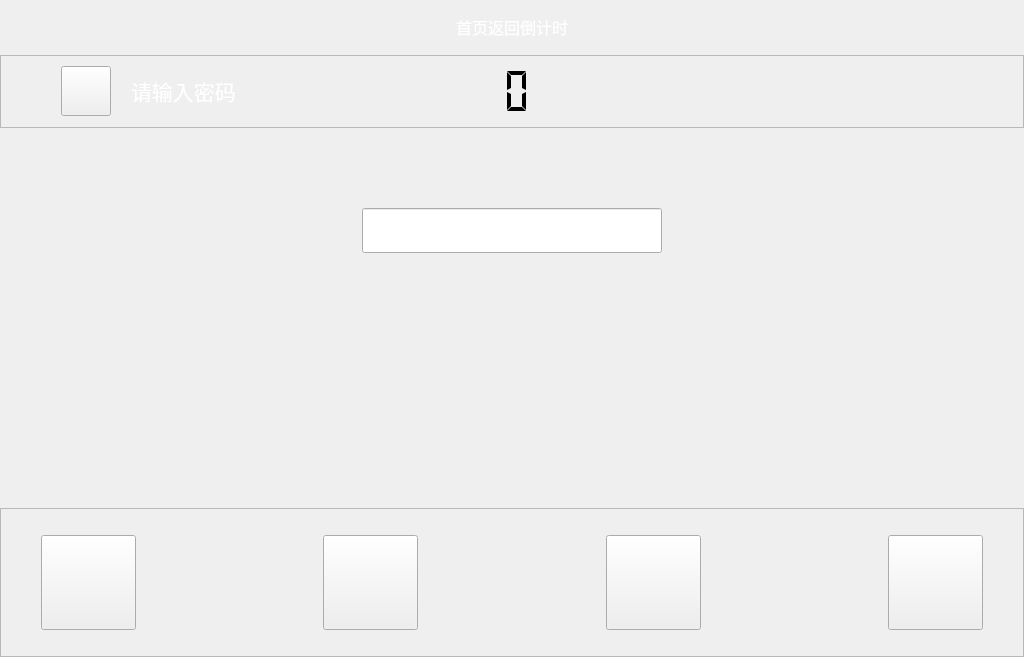
Qt form inputpassword.ui (along-wds/jiaofeiji_ykgl) before a commit.
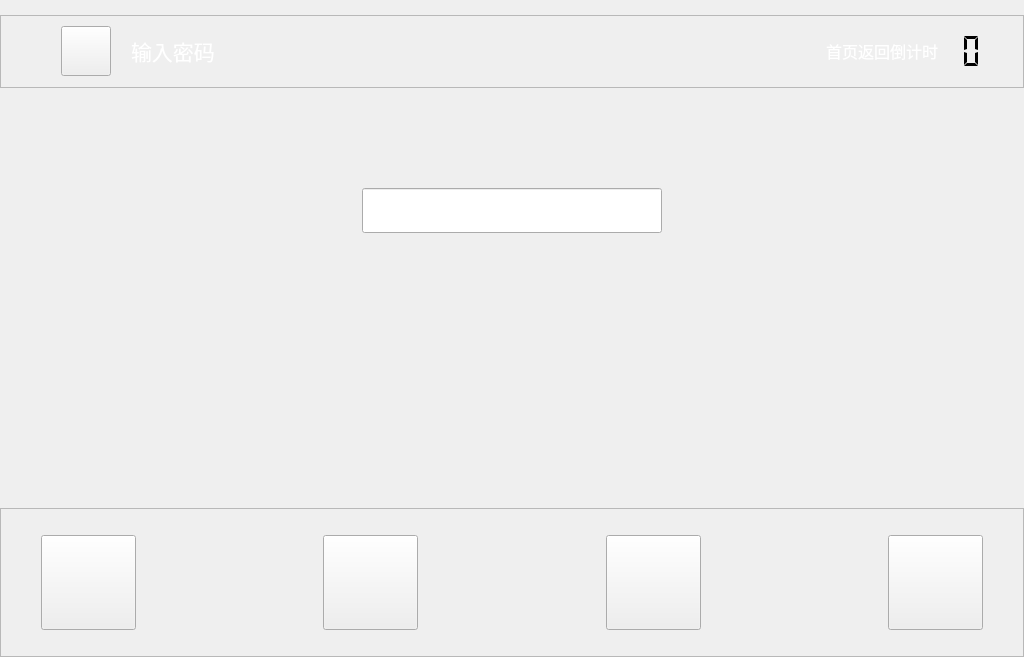
The same form after that commit. Icons and pictures are not drawn.

Patch:
```diff
--- a/inputpassword.ui
+++ b/inputpassword.ui
@@ -13,6 +13,9 @@
   <property name="windowTitle">
    <string>Form</string>
   </property>
+  <property name="styleSheet">
+   <string notr="true"/>
+  </property>
   <layout class="QVBoxLayout" name="verticalLayout">
    <property name="spacing">
     <number>0</number>
@@ -30,82 +33,20 @@
     <number>0</number>
    </property>
    <item>
-    <layout class="QHBoxLayout" name="horizontalLayout_22">
-     <item>
-      <spacer name="horizontalSpacer_18">
-       <property name="orientation">
-        <enum>Qt::Horizontal</enum>
-       </property>
-       <property name="sizeHint" stdset="0">
-        <size>
-         <width>40</width>
-         <height>20</height>
-        </size>
-       </property>
-      </spacer>
-     </item>
-     <item>
-      <spacer name="verticalSpacer_9">
-       <property name="orientation">
-        <enum>Qt::Vertical</enum>
-       </property>
-       <property name="sizeType">
-        <enum>QSizePolicy::Fixed</enum>
-       </property>
-       <property name="sizeHint" stdset="0">
-        <size>
-         <width>20</width>
-         <height>55</height>
-        </size>
-       </property>
-      </spacer>
-     </item>
-     <item>
-      <widget class="QLabel" name="label">
-       <property name="font">
-        <font>
-         <family>微软雅黑</family>
-         <pointsize>12</pointsize>
-        </font>
-       </property>
-       <property name="text">
-        <string>&lt;html&gt;&lt;head/&gt;&lt;body&gt;&lt;p&gt;&lt;span style=&quot; color:#ffffff;&quot;&gt;首页返回倒计时&lt;/span&gt;&lt;/p&gt;&lt;/body&gt;&lt;/html&gt;</string>
-       </property>
-      </widget>
-     </item>
-     <item>
-      <spacer name="verticalSpacer_3">
-       <property name="orientation">
-        <enum>Qt::Vertical</enum>
-       </property>
-       <property name="sizeType">
-        <enum>QSizePolicy::Fixed</enum>
-       </property>
-       <property name="sizeHint" stdset="0">
-        <size>
-         <width>20</width>
-         <height>55</height>
-        </size>
-       </property>
-      </spacer>
-     </item>
-     <item>
-      <spacer name="horizontalSpacer_17">
-       <property name="orientation">
-        <enum>Qt::Horizontal</enum>
-       </property>
-       <property name="sizeType">
-        <enum>QSizePolicy::Expanding</enum>
-       </property>
-       <property name="sizeHint" stdset="0">
-        <size>
-         <width>15</width>
-         <height>20</height>
-        </size>
-       </property>
-      </spacer>
-     </item>
-    </layout>
+    <spacer name="verticalSpacer_2">
+     <property name="orientation">
+      <enum>Qt::Vertical</enum>
+     </property>
+     <property name="sizeType">
+      <enum>QSizePolicy::Fixed</enum>
+     </property>
+     <property name="sizeHint" stdset="0">
+      <size>
+       <width>20</width>
+       <height>15</height>
+      </size>
+     </property>
+    </spacer>
    </item>
    <item>
     <widget class="QFrame" name="frame_4">
@@ -201,7 +142,7 @@
        </spacer>
       </item>
       <item>
-       <widget class="QLabel" name="label_8">
+       <widget class="QLabel" name="label_9">
         <property name="sizePolicy">
          <sizepolicy hsizetype="Preferred" vsizetype="Fixed">
           <horstretch>0</horstretch>
@@ -227,7 +168,7 @@
          </font>
         </property>
         <property name="text">
-         <string>&lt;html&gt;&lt;head/&gt;&lt;body&gt;&lt;p&gt;&lt;span style=&quot; color:#ffffff;&quot;&gt;请输入密码&lt;/span&gt;&lt;/p&gt;&lt;/body&gt;&lt;/html&gt;</string>
+         <string>&lt;html&gt;&lt;head/&gt;&lt;body&gt;&lt;p&gt;&lt;span style=&quot; color:#ffffff;&quot;&gt;输入密码&lt;/span&gt;&lt;/p&gt;&lt;/body&gt;&lt;/html&gt;</string>
         </property>
        </widget>
       </item>
@@ -244,6 +185,19 @@
         </property>
        </spacer>
       </item>
+      <item>
+       <widget class="QLabel" name="label_8">
+        <property name="font">
+         <font>
+          <family>微软雅黑</family>
+          <pointsize>12</pointsize>
+         </font>
+        </property>
+        <property name="text">
+         <string>&lt;html&gt;&lt;head/&gt;&lt;body&gt;&lt;p&gt;&lt;span style=&quot; color:#ffffff;&quot;&gt;首页返回倒计时&lt;/span&gt;&lt;/p&gt;&lt;/body&gt;&lt;/html&gt;</string>
+        </property>
+       </widget>
+      </item>
       <item>
        <widget class="QLCDNumber" name="lcdNumber">
         <property name="sizePolicy">
@@ -254,20 +208,20 @@
         </property>
         <property name="minimumSize">
          <size>
-          <width>120</width>
+          <width>50</width>
           <height>50</height>
          </size>
         </property>
         <property name="maximumSize">
          <size>
-          <width>120</width>
+          <width>50</width>
           <height>50</height>
          </size>
         </property>
         <property name="font">
          <font>
           <family>微软雅黑</family>
-          <pointsize>5</pointsize>
+          <pointsize>12</pointsize>
          </font>
         </property>
         <property name="layoutDirection">
@@ -286,7 +240,7 @@
          <enum>QFrame::Plain</enum>
         </property>
         <property name="lineWidth">
-         <number>1</number>
+         <number>0</number>
         </property>
         <property name="midLineWidth">
          <number>0</number>
@@ -303,7 +257,7 @@
        </widget>
       </item>
       <item>
-       <spacer name="verticalSpacer_2">
+       <spacer name="verticalSpacer_12">
         <property name="orientation">
          <enum>Qt::Vertical</enum>
         </property>
@@ -319,48 +273,7 @@
        </spacer>
       </item>
       <item>
-       <spacer name="horizontalSpacer_16">
-        <property name="orientation">
-         <enum>Qt::Horizontal</enum>
-        </property>
-        <property name="sizeHint" stdset="0">
-         <size>
-          <width>249</width>
-          <height>20</height>
-         </size>
-        </property>
-       </spacer>
-      </item>
-      <item>
-       <widget class="QLabel" name="label_20">
-        <property name="sizePolicy">
-         <sizepolicy hsizetype="Fixed" vsizetype="Fixed">
-          <horstretch>0</horstretch>
-          <verstretch>0</verstretch>
-         </sizepolicy>
-        </property>
-        <property name="minimumSize">
-         <size>
-          <width>168</width>
-          <height>69</height>
-         </size>
-        </property>
-        <property name="maximumSize">
-         <size>
-          <width>168</width>
-          <height>69</height>
-         </size>
-        </property>
-        <property name="styleSheet">
-         <string notr="true">border-image: url(:/image/picture/qietu/95598.png);</string>
-        </property>
-        <property name="text">
-         <string/>
-        </property>
-       </widget>
-      </item>
-      <item>
-       <spacer name="horizontalSpacer_3">
+       <spacer name="horizontalSpacer_15">
         <property name="orientation">
          <enum>Qt::Horizontal</enum>
         </property>
@@ -369,7 +282,7 @@
         </property>
         <property name="sizeHint" stdset="0">
          <size>
-          <width>60</width>
+          <width>15</width>
           <height>20</height>
          </size>
         </property>
```
Left out of the diff: 10 changed lines with no effect on the pictures.
